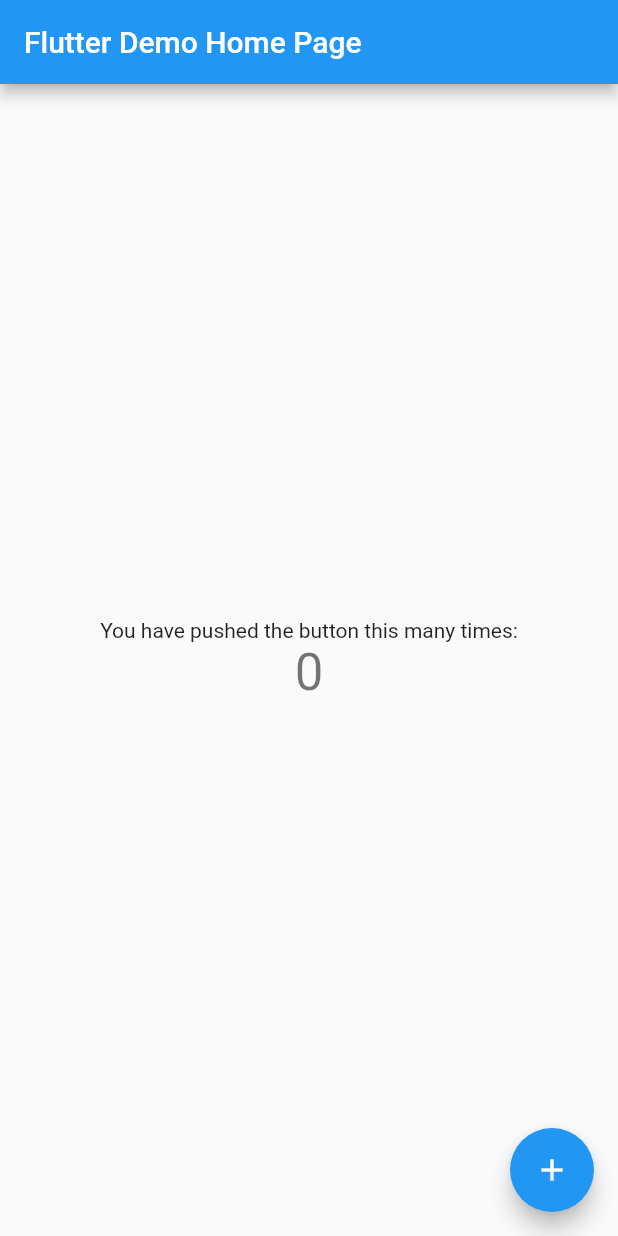
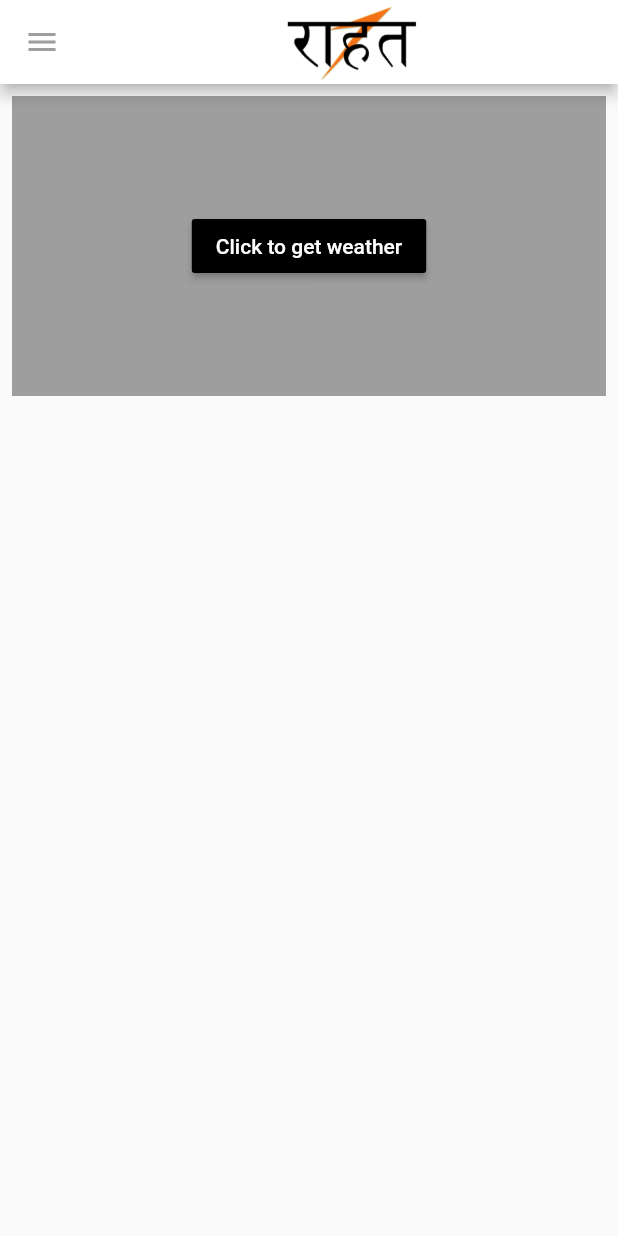
Before and after one commit to DSC-KIIT/Project-Rahat, a Flutter app: the screen it shows after launch, on a phone screen of 412 x 824 dp. Run offline on Flutter 3.47's test engine with Material 2 defaults, Android fonts, the light colour scheme and no system bars; our stand-ins replace font_awesome_flutter.

Commit message:
added weather api

```diff
--- a/lib/main.dart
+++ b/lib/main.dart
@@ -1,117 +1,84 @@
 import 'package:flutter/material.dart';
+import 'package:http/http.dart';
+import 'dart:convert';
+
+import 'package:rahat/weather.dart';
 
 void main() {
-  runApp(MyApp());
+  runApp(Rahat());
 }
 
-class MyApp extends StatelessWidget {
+class Rahat extends StatelessWidget {
   // This widget is the root of your application.
   @override
   Widget build(BuildContext context) {
     return MaterialApp(
-      title: 'Flutter Demo',
+      title: 'RAHAT',
+      debugShowCheckedModeBanner: false,
       theme: ThemeData(
-        // This is the theme of your application.
-        //
-        // Try running your application with "flutter run". You'll see the
-        // application has a blue toolbar. Then, without quitting the app, try
-        // changing the primarySwatch below to Colors.green and then invoke
-        // "hot reload" (press "r" in the console where you ran "flutter run",
-        // or simply save your changes to "hot reload" in a Flutter IDE).
-        // Notice that the counter didn't reset back to zero; the application
-        // is not restarted.
         primarySwatch: Colors.blue,
-        // This makes the visual density adapt to the platform that you run
-        // the app on. For desktop platforms, the controls will be smaller and
-        // closer together (more dense) than on mobile platforms.
-        visualDensity: VisualDensity.adaptivePlatformDensity,
       ),
-      home: MyHomePage(title: 'Flutter Demo Home Page'),
+      home: MyHomePage(),
     );
   }
 }
 
 class MyHomePage extends StatefulWidget {
-  MyHomePage({Key key, this.title}) : super(key: key);
-
-  // This widget is the home page of your application. It is stateful, meaning
-  // that it has a State object (defined below) that contains fields that affect
-  // how it looks.
-
-  // This class is the configuration for the state. It holds the values (in this
-  // case the title) provided by the parent (in this case the App widget) and
-  // used by the build method of the State. Fields in a Widget subclass are
-  // always marked "final".
-
-  final String title;
-
   @override
-  _MyHomePageState createState() => _MyHomePageState();
+  _HomePageState createState() => _HomePageState();
 }
 
-class _MyHomePageState extends State<MyHomePage> {
-  int _counter = 0;
-
-  void _incrementCounter() {
-    setState(() {
-      // This call to setState tells the Flutter framework that something has
-      // changed in this State, which causes it to rerun the build method below
-      // so that the display can reflect the updated values. If we changed
-      // _counter without calling setState(), then the build method would not be
-      // called again, and so nothing would appear to happen.
-      _counter++;
-    });
-  }
-
+class _HomePageState extends State<MyHomePage> {
   @override
   Widget build(BuildContext context) {
-    // This method is rerun every time setState is called, for instance as done
-    // by the _incrementCounter method above.
-    //
-    // The Flutter framework has been optimized to make rerunning build methods
-    // fast, so that you can just rebuild anything that needs updating rather
-    // than having to individually change instances of widgets.
     return Scaffold(
         appBar: AppBar(
-        // Here we take the value from the MyHomePage object that was created by
-        // the App.build method, and use it to set our appbar title.
-        title: Text(widget.title),
+          iconTheme: IconThemeData(
+            color: Colors.grey,
           ),
-      body: Center(
-        // Center is a layout widget. It takes a single child and positions it
-        // in the middle of the parent.
-        child: Column(
-          // Column is also a layout widget. It takes a list of children and
-          // arranges them vertically. By default, it sizes itself to fit its
-          // children horizontally, and tries to be as tall as its parent.
-          //
-          // Invoke "debug painting" (press "p" in the console, choose the
-          // "Toggle Debug Paint" action from the Flutter Inspector in Android
-          // Studio, or the "Toggle Debug Paint" command in Visual Studio Code)
-          // to see the wireframe for each widget.
-          //
-          // Column has various properties to control how it sizes itself and
-          // how it positions its children. Here we use mainAxisAlignment to
-          // center the children vertically; the main axis here is the vertical
-          // axis because Columns are vertical (the cross axis would be
-          // horizontal).
+          backgroundColor: Colors.white,
+          title: Row(
             mainAxisAlignment: MainAxisAlignment.center,
             children: <Widget>[
-            Text(
-              'You have pushed the button this many times:',
-            ),
-            Text(
-              '$_counter',
-              style: Theme.of(context).textTheme.headline4,
+              Image.asset(
+                'assets/rahatori.png',
+                fit: BoxFit.contain,
+                height: 52.0,
+                alignment: Alignment.center,
               ),
             ],
           ),
         ),
-      floatingActionButton: FloatingActionButton(
-        onPressed: _incrementCounter,
-        tooltip: 'Increment',
-        child: Icon(Icons.add),
-      ), // This trailing comma makes auto-formatting nicer for build methods.
+        drawer: Drawer(),
+        body: Column(
+          children: <Widget>[
+            Padding(
+              padding: const EdgeInsets.all(8.0),
+              child: Container(
+                height: 200.0,
+                width: MediaQuery.of(context).size.width,
+                color: Colors.grey,
+                child: Column(
+                  mainAxisAlignment: MainAxisAlignment.center,
+                  children: <Widget>[
+                    RaisedButton(
+                      textColor: Colors.white,
+                      color: Colors.black,
+                      child: Text('Click to get weather'),
+                      onPressed: () {
+                        Navigator.push(
+                          context,
+                          MaterialPageRoute(
+                            builder: (context) => HomePage(),
+                          ),
                         );
+                      },
+                    ),
+                  ],
+                ),
+              ),
+            ),
+          ],
+        ));
   }
 }
```
Also changed, not shown: lib/weather.dart (added, +145 -0 lines), pubspec.yaml (+6 -3 lines), assets/rahatori.png (added), pubspec.lock, 11 other files. Lines whose indentation alone changed are shown as unchanged.
